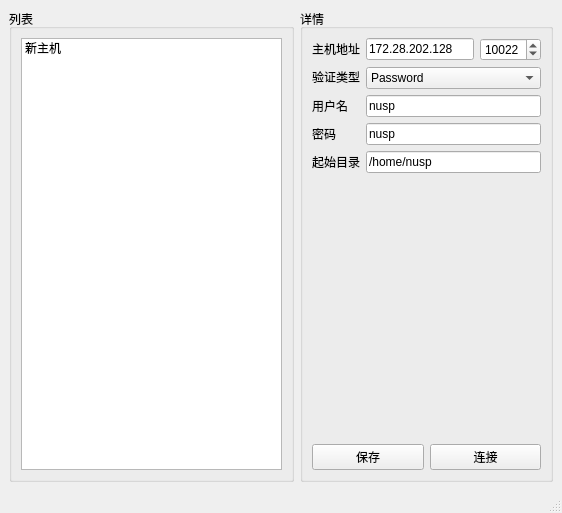
The window that mainwindow.ui (ffii4455/SSHFS) describes before a commit, drawn with Qt 5.
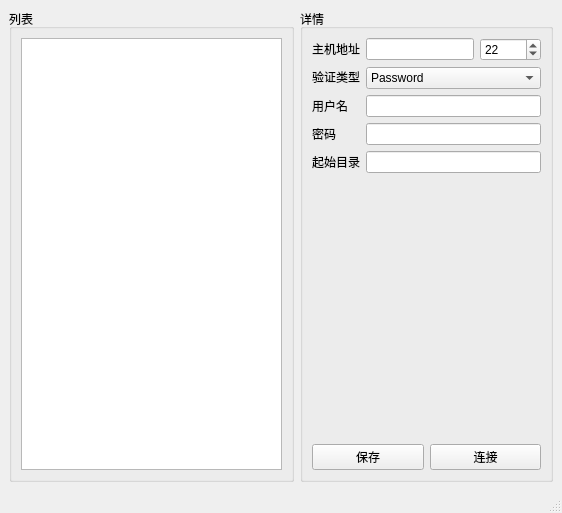
The same window after the commit.

Commit message: host列表保存

```diff
--- a/mainwindow.ui
+++ b/mainwindow.ui
@@ -25,13 +25,7 @@
       </property>
       <layout class="QGridLayout" name="gridLayout_2">
        <item row="0" column="0">
-        <widget class="QListWidget" name="listWidget">
-         <item>
-          <property name="text">
-           <string>新主机</string>
-          </property>
-         </item>
-        </widget>
+        <widget class="QListWidget" name="hostList"/>
        </item>
       </layout>
      </widget>
@@ -104,7 +98,7 @@
              <item>
               <widget class="QLineEdit" name="hostAddr">
                <property name="text">
-                <string>172.28.202.128</string>
+                <string/>
                </property>
               </widget>
              </item>
@@ -117,7 +111,7 @@
                 <enum>QAbstractSpinBox::DefaultStepType</enum>
                </property>
                <property name="value">
-                <number>10022</number>
+                <number>22</number>
                </property>
               </widget>
              </item>
@@ -140,21 +134,24 @@
            <item>
             <widget class="QLineEdit" name="username">
              <property name="text">
-              <string>nusp</string>
+              <string/>
              </property>
             </widget>
            </item>
            <item>
             <widget class="QLineEdit" name="password">
              <property name="text">
-              <string>nusp</string>
+              <string/>
+             </property>
+             <property name="echoMode">
+              <enum>QLineEdit::Password</enum>
              </property>
             </widget>
            </item>
            <item>
             <widget class="QLineEdit" name="rootPath">
              <property name="text">
-              <string>/home/nusp</string>
+              <string/>
              </property>
             </widget>
            </item>
```
The commit also changes 2 other files.
